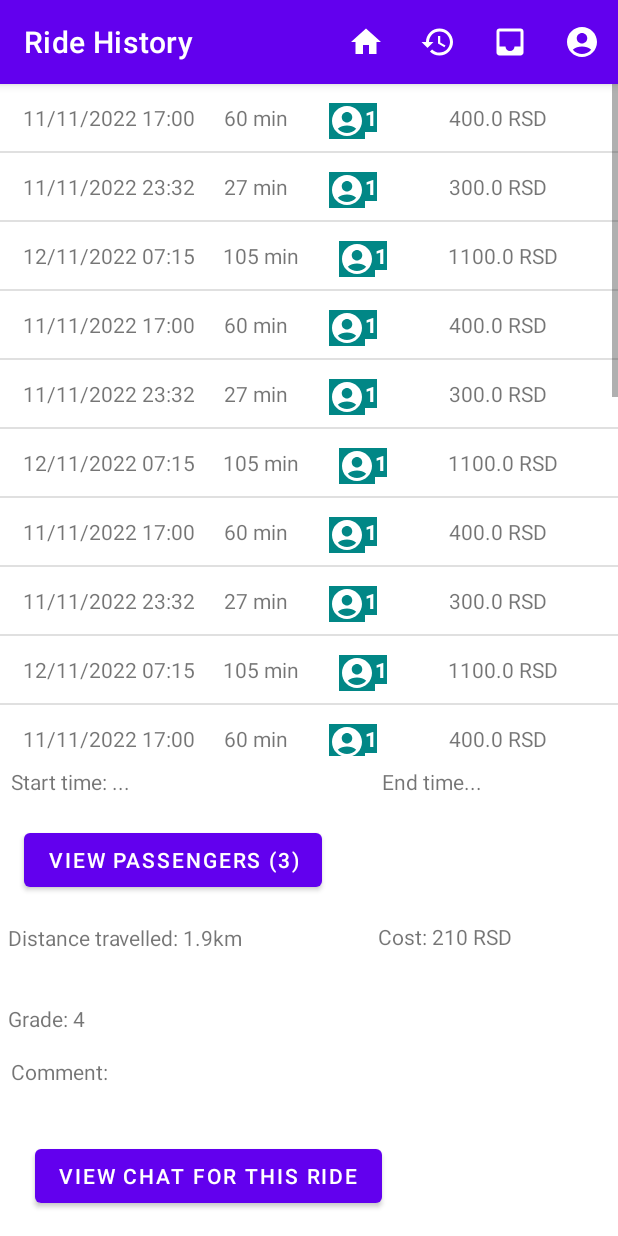
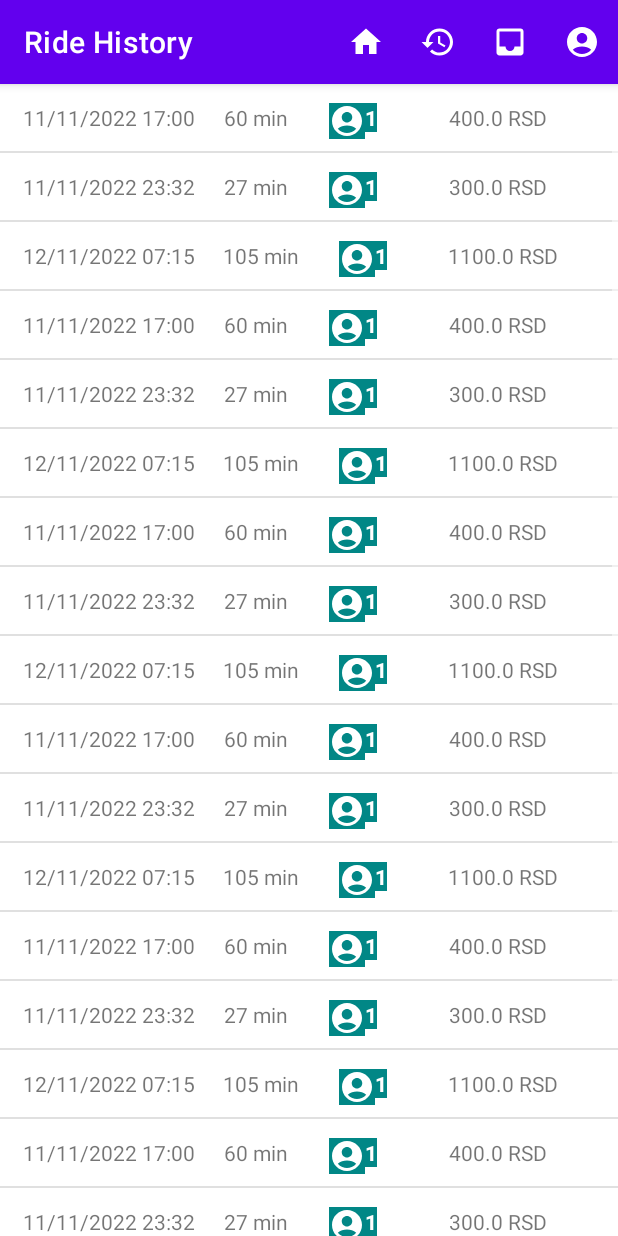
Before and after one commit to ili0n/Shuttle-Mobile, an Android app: the DriverMainActivity screen opened directly, with no data from a screen before it, after a tap on "History", on a phone screen of 412 x 824 dp. Run offline under Robolectric (Android 15) with nearby library versions, the light colour scheme and no system bars.

Commit message:
feat: Create history item activity

```diff
--- a/shuttle-mobile/app/src/main/java/com/example/shuttlemobile/Entity.java
+++ b/shuttle-mobile/app/src/main/java/com/example/shuttlemobile/Entity.java
@@ -1,6 +1,8 @@
 package com.example.shuttlemobile;
 
-public class Entity {
+import java.io.Serializable;
+
+public class Entity implements Serializable {
     private int ID;
 
     public int getID() {
--- a/shuttle-mobile/app/src/main/res/layout/fragment_driver_ride_history.xml
+++ b/shuttle-mobile/app/src/main/res/layout/fragment_driver_ride_history.xml
@@ -11,106 +11,11 @@
         android:id="@+id/driver_ride_history_list"
         android:layout_width="match_parent"
         android:layout_height="0dp"
-        app:layout_constraintBottom_toTopOf="@+id/driver_ride_history_list_item_details"
+        app:layout_constraintBottom_toBottomOf="parent"
         app:layout_constraintEnd_toEndOf="parent"
         app:layout_constraintStart_toStartOf="parent"
         app:layout_constraintTop_toTopOf="parent">
 
     </ListView>
 
-    <androidx.constraintlayout.widget.ConstraintLayout
-        android:id="@+id/driver_ride_history_list_item_details"
-        android:layout_width="match_parent"
-        android:layout_height="320dp"
-        app:layout_constraintBottom_toBottomOf="parent"
-        app:layout_constraintEnd_toEndOf="parent"
-        app:layout_constraintStart_toStartOf="parent"
-        app:layout_constraintTop_toBottomOf="@+id/driver_ride_history_list">
-
-
-        <TextView
-            android:id="@+id/textView4"
-            android:layout_width="wrap_content"
-            android:layout_height="wrap_content"
-            android:layout_marginStart="7dp"
-            android:layout_marginTop="7dp"
-            android:text="Start time: ..."
-            app:layout_constraintStart_toStartOf="parent"
-            app:layout_constraintTop_toTopOf="parent" />
-
-        <TextView
-            android:id="@+id/textView3"
-            android:layout_width="wrap_content"
-            android:layout_height="wrap_content"
-            android:layout_marginStart="92dp"
-            android:layout_marginTop="7dp"
-            android:layout_marginEnd="90dp"
-            android:text="End time..."
-            app:layout_constraintEnd_toEndOf="parent"
-            app:layout_constraintStart_toEndOf="@+id/textView5"
-            app:layout_constraintTop_toTopOf="parent" />
-
-        <Button
-            android:id="@+id/button"
-            android:layout_width="wrap_content"
-            android:layout_height="wrap_content"
-            android:layout_marginStart="16dp"
-            android:layout_marginTop="45dp"
-            android:text="View passengers (3)"
-            app:layout_constraintStart_toStartOf="parent"
-            app:layout_constraintTop_toTopOf="parent" />
-
-        <TextView
-            android:id="@+id/textView5"
-            android:layout_width="wrap_content"
-            android:layout_height="wrap_content"
-            android:layout_marginStart="5dp"
-            android:layout_marginTop="18dp"
-            android:text="Distance travelled: 1.9km"
-            app:layout_constraintStart_toStartOf="parent"
-            app:layout_constraintTop_toBottomOf="@+id/button" />
-
-        <TextView
-            android:id="@+id/textView6"
-            android:layout_width="wrap_content"
-            android:layout_height="wrap_content"
-            android:layout_marginStart="37dp"
-            android:layout_marginTop="17dp"
-            android:text="Cost: 210 RSD"
-            app:layout_constraintStart_toEndOf="@+id/button"
-            app:layout_constraintTop_toBottomOf="@+id/button" />
-
-        <TextView
-            android:id="@+id/textView7"
-            android:layout_width="wrap_content"
-            android:layout_height="wrap_content"
-            android:layout_marginStart="5dp"
-            android:layout_marginTop="120dp"
-            android:layout_marginBottom="120dp"
-            android:text="Grade: 4"
-            app:layout_constraintBottom_toBottomOf="@+id/button2"
-            app:layout_constraintStart_toStartOf="parent"
-            app:layout_constraintTop_toTopOf="@+id/button" />
-
-        <TextView
-            android:id="@+id/textView8"
-            android:layout_width="wrap_content"
-            android:layout_height="wrap_content"
-            android:layout_marginStart="7dp"
-            android:layout_marginTop="16dp"
-            android:text="Comment: "
-            app:layout_constraintStart_toStartOf="parent"
-            app:layout_constraintTop_toBottomOf="@+id/textView7" />
-
-        <Button
-            android:id="@+id/button2"
-            android:layout_width="wrap_content"
-            android:layout_height="wrap_content"
-            android:layout_marginStart="23dp"
-            android:layout_marginBottom="16dp"
-            android:text="View Chat For This Ride"
-            app:layout_constraintBottom_toBottomOf="parent"
-            app:layout_constraintStart_toStartOf="parent" />
-    </androidx.constraintlayout.widget.ConstraintLayout>
-
 </androidx.constraintlayout.widget.ConstraintLayout>
--- a/shuttle-mobile/app/src/main/res/values/themes.xml
+++ b/shuttle-mobile/app/src/main/res/values/themes.xml
@@ -14,6 +14,8 @@
         <!-- Customize your theme here. -->
         <item name="windowActionBar">false</item>
         <item name="windowNoTitle">true</item>
+
+        <item name="colorControlNormal">?colorOnPrimary</item>
     </style>
 
     <style name="Theme.ShuttleMobile.Splash" parent="@style/Theme.AppCompat.DayNight.NoActionBar">
```
Also changed, not shown: shuttle-mobile/app/src/main/AndroidManifest.xml (+7 -0 lines), shuttle-mobile/app/src/main/java/com/example/shuttlemobile/driver/DriverRideHistoryFragment.java (+13 -0 lines), shuttle-mobile/app/src/main/java/com/example/shuttlemobile/driver/DriverRideHistoryItemActivity.java (added, +46 -0 lines), shuttle-mobile/app/src/main/res/layout/activity_driver_ride_history_item_activity.xml (added, +25 -0 lines).
